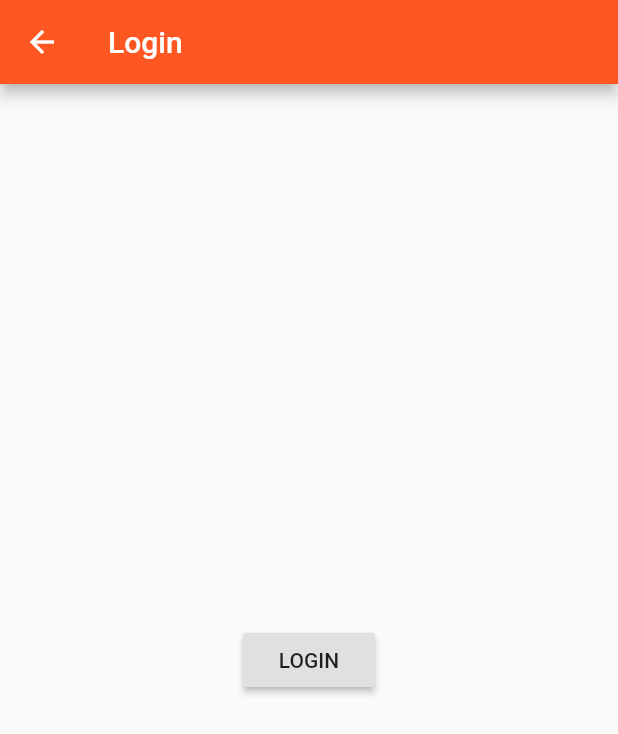
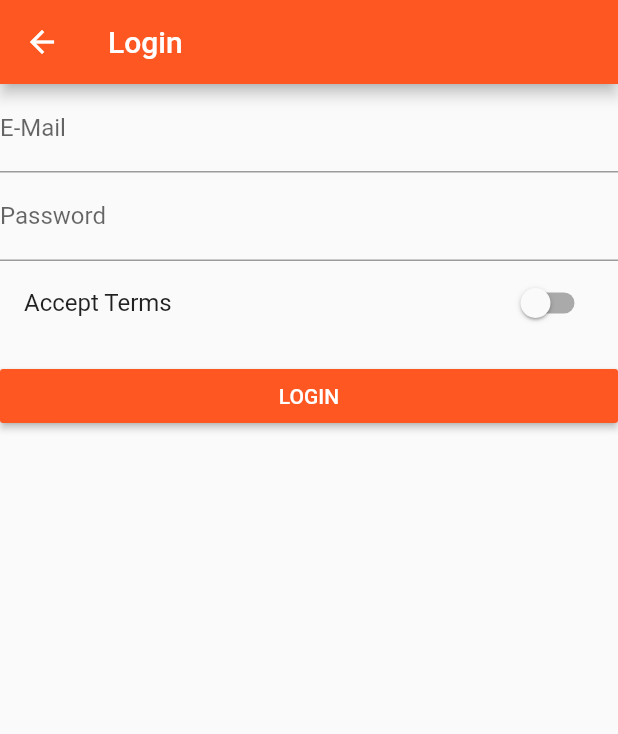
Before and after one commit to brian880120/flutter_tutorial, a Flutter app: the AuthPage screen opened directly, on a phone screen of 412 x 824 dp. Shown: the top 734 px of the screen. Run offline on Flutter 3.47's test engine with Material 2 defaults, Android fonts, the phone set to English and light mode, and no system bars.

Commit message:
user input

```diff
--- /dev/null
+++ b/lib/entity/UserCred.dart
@@ -0,0 +1,7 @@
+class UserCred {
+    String email;
+    String password;
+    bool acceptTerms;
+
+    UserCred(this.email, this.password, this.acceptTerms);
+}
--- a/lib/main.dart
+++ b/lib/main.dart
@@ -1,4 +1,5 @@
 import 'package:flutter/material.dart';
+import './pages/auth/auth.dart';
 import './pages/product/products_admin.dart';
 import './pages/product/products_page.dart';
 import './pages/product/product_page.dart';
@@ -38,9 +39,9 @@ class _MyAppState extends State<MyApp> {
                 primarySwatch: Colors.deepOrange,
                 accentColor: Colors.deepPurple,
             ),
-            //home: AuthPage(),
             routes: {
-                '/': (BuildContext context) => ProductsPage(_products),
+                '/': (BuildContext context) => AuthPage(),
+                '/products': (BuildContext context) => ProductsPage(_products),
                 '/admin': (BuildContext context) => ProductsAdminPage(_addProduct, _deleteProduct),
             },
             onGenerateRoute: (RouteSettings settings) {
--- a/lib/pages/auth/auth.dart
+++ b/lib/pages/auth/auth.dart
@@ -1,19 +1,67 @@
 import 'package:flutter/material.dart';
+import '../../entity/UserCred.dart';
 
-class AuthPage extends StatelessWidget {
+class AuthPage extends StatefulWidget {
+    @override
+    State<StatefulWidget> createState() {
+        return _AuthPageState();
+    }
+}
+
+class _AuthPageState extends State<AuthPage> {
+    final UserCred userCred = new UserCred('', '', false);
+
     @override
     Widget build(BuildContext context) {
         return Scaffold(
             appBar: AppBar(
                 title: Text('Login'),
             ),
-            body: Center(
-                child: RaisedButton(
-                    child: Text('LOGIN'),
-                    onPressed: () {
-                        Navigator.pushReplacementNamed(context, '/');
-                    },
-                ),
+            body: ListView(
+                children: <Widget>[
+                    TextField(
+                        controller: TextEditingController(
+                            text: userCred.email
+                        ),
+                        decoration: InputDecoration(
+                            labelText: 'E-Mail',
+                        ),
+                        keyboardType: TextInputType.emailAddress,
+                        onChanged: (String value) {
+                            userCred.email = value;
+                        },
+                    ),
+                    TextField(
+                        controller: TextEditingController(
+                            text: userCred.password
+                        ),
+                        decoration: InputDecoration(
+                            labelText: 'Password',
+                        ),
+                        obscureText: true,
+                        onChanged: (String value) {
+                            userCred.password = value;
+                        },
+                    ),
+                    SwitchListTile(
+                        value: userCred.acceptTerms,
+                        title: Text('Accept Terms'),
+                        onChanged: (bool value) {
+                            userCred.acceptTerms = value;
+                        },
+                    ),
+                    SizedBox(
+                        height: 10.0,
+                    ),
+                    RaisedButton(
+                        color: Theme.of(context).primaryColor,
+                        textColor: Colors.white,
+                        child: Text('LOGIN'),
+                        onPressed: () {
+                            Navigator.pushReplacementNamed(context, '/products');
+                        },
+                    ),
+                ],
             ),
         );
     }
--- a/lib/pages/product/products_admin.dart
+++ b/lib/pages/product/products_admin.dart
@@ -23,7 +23,7 @@ class ProductsAdminPage extends StatelessWidget {
                             ListTile(
                                 title: Text('All Products'),
                                 onTap: () {
-                                    Navigator.pushReplacementNamed(context, '/');
+                                    Navigator.pushReplacementNamed(context, '/products');
                                 },
                             ),
                         ],
--- a/lib/pages/product/products_page.dart
+++ b/lib/pages/product/products_page.dart
@@ -18,6 +18,12 @@ class ProductsPage extends StatelessWidget {
                             title: Text('Choose'),
                         ),
                         ListTile(
+                            title: Text('Logout'),
+                            onTap: () {
+                                Navigator.pushReplacementNamed(context, '/');
+                            },
+                        ),
+                        ListTile(
                             title: Text('Manager Products'),
                             onTap: () {
                                 Navigator.pushReplacementNamed(context, '/admin');
```
Also changed, not shown: lib/pages/product/product_create.dart (+13 -7 lines).
